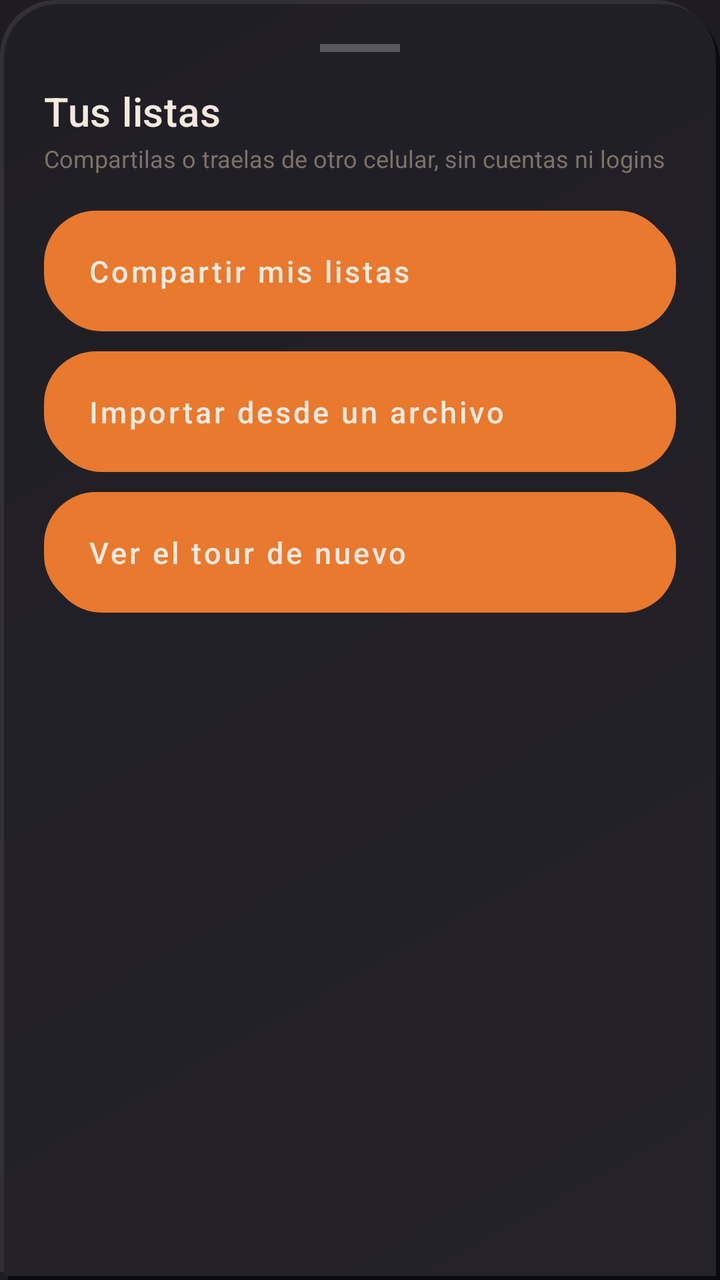
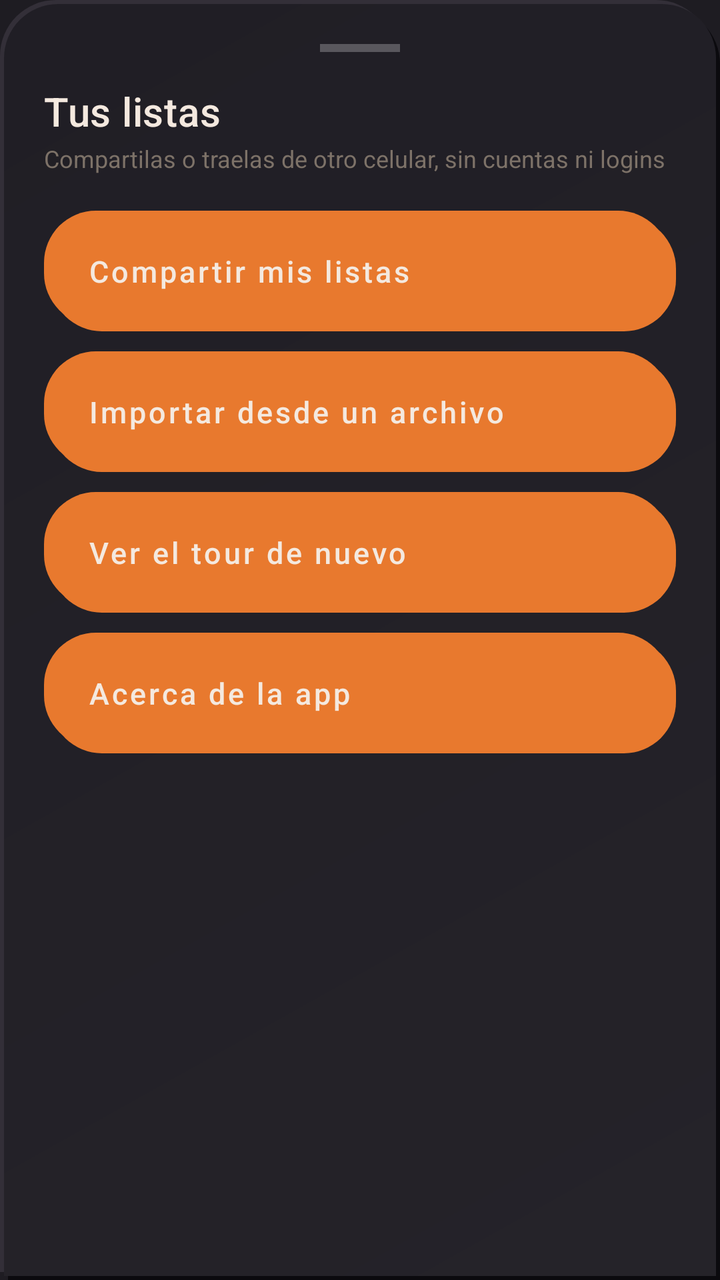

Before-and-after screenshots of an Android layout around one commit, followed by the original layout XML and the change that was made.
<!-- AndroidManifest.xml: application theme Theme.DondeMierdaIba -->
<!-- res/layout/dialog_backup_menu.xml -->
<?xml version="1.0" encoding="utf-8"?>
<LinearLayout xmlns:android="http://schemas.android.com/apk/res/android"
    android:layout_width="match_parent"
    android:layout_height="wrap_content"
    android:background="@drawable/bg_glass_sheet"
    android:orientation="vertical"
    android:padding="22dp">

    <View
        android:layout_width="40dp"
        android:layout_height="4dp"
        android:layout_gravity="center_horizontal"
        android:background="#40FFFFFF" />

    <TextView
        android:layout_width="wrap_content"
        android:layout_height="wrap_content"
        android:layout_marginTop="16dp"
        android:text="@string/backup_menu_title"
        android:textAppearance="@style/TextAppearance.DMI.Title" />

    <TextView
        android:layout_width="wrap_content"
        android:layout_height="wrap_content"
        android:layout_marginTop="2dp"
        android:text="@string/backup_menu_subtitle"
        android:textColor="@color/text_muted"
        android:textSize="12sp" />

    <Button
        android:id="@+id/btnExport"
        style="@style/Widget.DMI.AppleButton.Ghost"
        android:layout_width="match_parent"
        android:layout_height="wrap_content"
        android:layout_marginTop="18dp"
        android:drawableStart="@drawable/ic_share"
        android:drawablePadding="10dp"
        android:gravity="center_vertical|start"
        android:text="@string/backup_export_action" />

    <Button
        android:id="@+id/btnImport"
        style="@style/Widget.DMI.AppleButton.Ghost"
        android:layout_width="match_parent"
        android:layout_height="wrap_content"
        android:layout_marginTop="10dp"
        android:drawableStart="@drawable/ic_import"
        android:drawablePadding="10dp"
        android:gravity="center_vertical|start"
        android:text="@string/backup_import_action" />

    <Button
        android:id="@+id/btnReplayTutorial"
        style="@style/Widget.DMI.AppleButton.Ghost"
        android:layout_width="match_parent"
        android:layout_height="wrap_content"
        android:layout_marginTop="10dp"
        android:drawableStart="@drawable/ic_help"
        android:drawablePadding="10dp"
        android:gravity="center_vertical|start"
        android:text="@string/tutorial_replay" />

</LinearLayout>
<!-- resources referenced by this layout -->
<resources>
  <color name="text_muted">#7D7268</color>
  <!-- drawable ic_help (drawable) -->
  <?xml version="1.0" encoding="utf-8"?>
  <vector xmlns:android="http://schemas.android.com/apk/res/android"
      android:width="24dp" android:height="24dp" android:viewportWidth="24" android:viewportHeight="24">
      <path android:fillColor="#FFFFFF" android:pathData="M12,2C6.48,2 2,6.48 2,12s4.48,10 10,10 10,-4.48 10,-10S17.52,2 12,2zM13,19h-2v-2h2v2zM15.07,11.25l-0.9,0.92C13.45,12.9 13,13.5 13,15h-2v-0.5c0,-1.1 0.45,-2.1 1.17,-2.83l1.24,-1.26c0.37,-0.36 0.59,-0.86 0.59,-1.41 0,-1.1 -0.9,-2 -2,-2s-2,0.9 -2,2H8c0,-2.21 1.79,-4 4,-4s4,1.79 4,4c0,0.88 -0.36,1.68 -0.93,2.25z"/>
  </vector>
  <!-- drawable ic_import (drawable) -->
  <?xml version="1.0" encoding="utf-8"?>
  <vector xmlns:android="http://schemas.android.com/apk/res/android"
      android:width="24dp" android:height="24dp" android:viewportWidth="24" android:viewportHeight="24">
      <path android:fillColor="#FFFFFF" android:pathData="M19,9h-4V3H9v6H5l7,7 7,-7zM5,18v2h14v-2H5z"/>
  </vector>
  <string name="backup_export_action">Compartir mis listas</string>
  <string name="backup_import_action">Importar desde un archivo</string>
  <string name="backup_menu_subtitle">Compartilas o traelas de otro celular, sin cuentas ni logins</string>
  <string name="backup_menu_title">Tus listas</string>
  <string name="tutorial_replay">Ver el tour de nuevo</string>
  <style name="TextAppearance.DMI.Title" parent="TextAppearance.MaterialComponents.Headline6">
          <item name="android:textColor">@color/text_primary</item>
          <item name="android:fontFamily">sans-serif-medium</item>
      </style>
  <style name="Widget.DMI.AppleButton.Ghost">
          <item name="android:background">@drawable/bg_button_apple_ghost</item>
          <item name="android:textColor">@color/text_primary</item>
      </style>
  <style name="Theme.DondeMierdaIba" parent="Theme.MaterialComponents.NoActionBar">
          <item name="colorPrimary">@color/accent_violet</item>
          <item name="colorPrimaryDark">@color/bg_top</item>
          <item name="colorAccent">@color/accent_cyan</item>
          <item name="android:windowBackground">@color/bg_top</item>
          <item name="android:statusBarColor">@color/bg_top</item>
          <item name="android:navigationBarColor">@color/bg_top</item>
          <item name="android:textColorPrimary">@color/text_primary</item>
          <item name="android:textColorSecondary">@color/text_secondary</item>
          <item name="android:windowLightStatusBar">false</item>
      </style>
  <color name="neu_shadow_dark">#0B0A0E</color>
  <color name="neu_shadow_light">#332F38</color>
  <color name="neu_base_hi">#252329</color>
  <color name="neu_base">#201E25</color>
  <color name="text_primary">#F4E9DF</color>
  <!-- drawable bg_button_apple_ghost (drawable) -->
  <?xml version="1.0" encoding="utf-8"?>
  <selector xmlns:android="http://schemas.android.com/apk/res/android">
      <item android:state_pressed="true" android:drawable="@drawable/bg_button_ghost_pressed" />
      <item android:drawable="@drawable/bg_button_ghost_normal" />
  </selector>
  <color name="accent_violet">#E8792E</color>
  <color name="bg_top">#1E1C22</color>
  <color name="accent_cyan">#F4B740</color>
  <color name="text_secondary">#B7A99C</color>
  <color name="neu_base_pressed">#191720</color>
  <!-- unchanged entries left out for length: 4 -->
</resources>

<!-- the commit's change to res/layout/dialog_backup_menu.xml (unified diff, before → after) -->
@@ -60,4 +60,15 @@
         android:gravity="center_vertical|start"
         android:text="@string/tutorial_replay" />
 
+    <Button
+        android:id="@+id/btnAboutApp"
+        style="@style/Widget.DMI.AppleButton.Ghost"
+        android:layout_width="match_parent"
+        android:layout_height="wrap_content"
+        android:layout_marginTop="10dp"
+        android:drawableStart="@drawable/ic_info"
+        android:drawablePadding="10dp"
+        android:gravity="center_vertical|start"
+        android:text="@string/about_menu_action" />
+
 </LinearLayout>
<!-- resource entries referenced after the edit -->
@@ -13,6 +13,13 @@
       android:width="24dp" android:height="24dp" android:viewportWidth="24" android:viewportHeight="24">
       <path android:fillColor="#FFFFFF" android:pathData="M19,9h-4V3H9v6H5l7,7 7,-7zM5,18v2h14v-2H5z"/>
   </vector>
+  <!-- drawable ic_info (drawable) -->
+  <?xml version="1.0" encoding="utf-8"?>
+  <vector xmlns:android="http://schemas.android.com/apk/res/android"
+      android:width="24dp" android:height="24dp" android:viewportWidth="24" android:viewportHeight="24">
+      <path android:fillColor="#FFFFFF" android:pathData="M12,2C6.48,2 2,6.48 2,12s4.48,10 10,10 10,-4.48 10,-10S17.52,2 12,2zM13,17h-2v-6h2v6zM13,9h-2V7h2v2z"/>
+  </vector>
+  <string name="about_menu_action">Acerca de la app</string>
   <string name="backup_export_action">Compartir mis listas</string>
   <string name="backup_import_action">Importar desde un archivo</string>
   <string name="backup_menu_subtitle">Compartilas o traelas de otro celular, sin cuentas ni logins</string>
